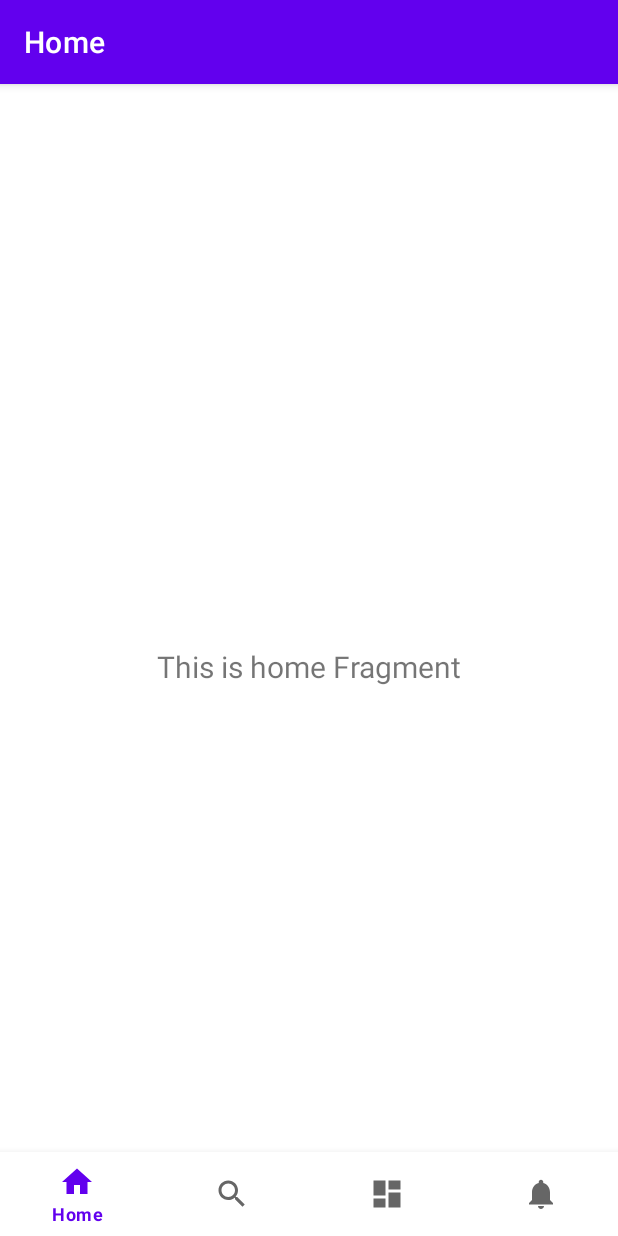
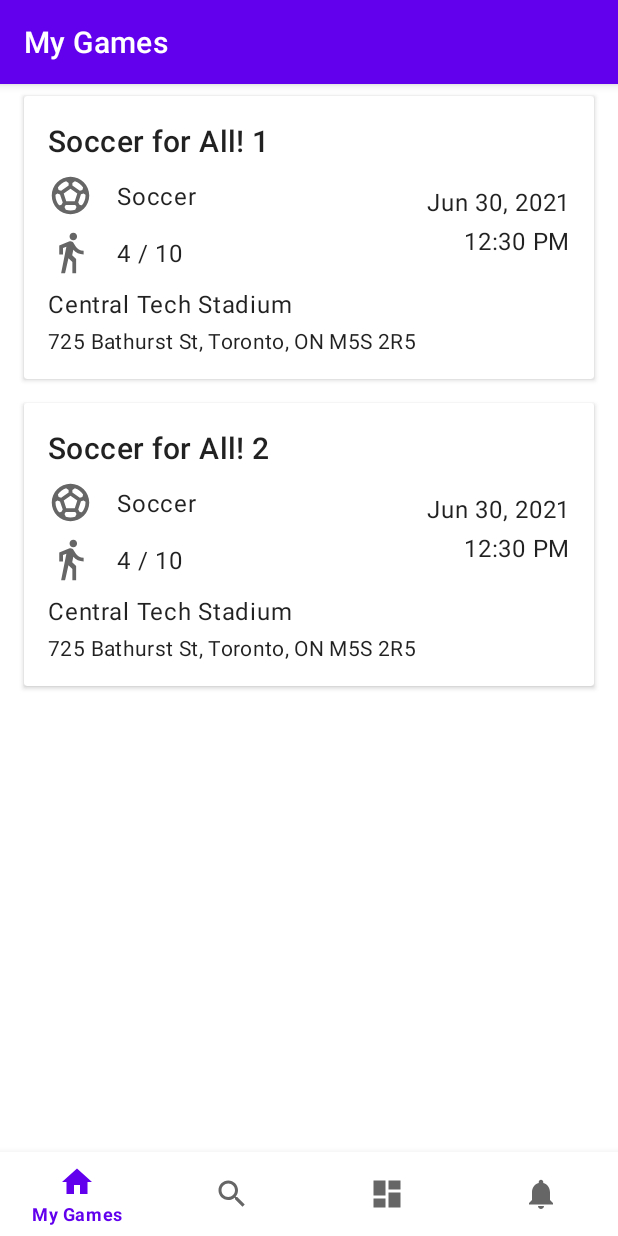
Before and after one commit to SPahooja/SocialSports, an Android app: the screen it shows after launch (MainActivity), on a phone screen of 412 x 824 dp. Run offline under Robolectric (Android 15) with nearby library versions, the phone set to English and light mode, and no system bars; our stand-ins replace Dagger/Hilt's generated code, Firebase (no records; nobody signed in at launch, a user with empty details on screens opened directly), navigation-ui; libraries missing offline, so code that uses them is left out: com.firebase.ui; 1 statement that could not run was skipped.

Commit message:
update home page to be user's my games page

```diff
--- a/app/src/main/java/com/uwcs446/socialsports/ui/find/FindViewModel.kt
+++ b/app/src/main/java/com/uwcs446/socialsports/ui/find/FindViewModel.kt
@@ -8,7 +8,7 @@ import java.time.LocalDate
 
 class FindViewModel : ViewModel() {
 
-    //TODO: update gameList to hold data for all games
+    //TODO: update matchList to hold data for all matches
     private val _matchList = MutableLiveData<List<List<String>>>().apply {
         this.value = MatchListUtils.genFakeMatchData(20)
     }
--- a/app/src/main/java/com/uwcs446/socialsports/ui/home/HomeFragment.kt
+++ b/app/src/main/java/com/uwcs446/socialsports/ui/home/HomeFragment.kt
@@ -4,10 +4,12 @@ import android.os.Bundle
 import android.view.LayoutInflater
 import android.view.View
 import android.view.ViewGroup
-import android.widget.TextView
 import androidx.fragment.app.Fragment
 import androidx.lifecycle.ViewModelProvider
+import androidx.recyclerview.widget.LinearLayoutManager
+import androidx.recyclerview.widget.RecyclerView
 import com.uwcs446.socialsports.databinding.FragmentHomeBinding
+import com.uwcs446.socialsports.ui.matchlist.MatchRecyclerViewAdapter
 
 class HomeFragment : Fragment() {
 
@@ -27,13 +29,28 @@ class HomeFragment : Fragment() {
         _binding = FragmentHomeBinding.inflate(inflater, container, false)
         val root: View = binding.root
 
-        val textView: TextView = binding.textHome
-        homeViewModel.text.observe(
+        // set up recycler view for match list
+        binding.layoutMatchList.recyclerviewMatch.setHasFixedSize(true)
+        binding.layoutMatchList.recyclerviewMatch.layoutManager = LinearLayoutManager(requireContext(), RecyclerView.VERTICAL, false)
+        val adapter = homeViewModel.userMatchList.value?.let { MatchRecyclerViewAdapter(it) }
+        binding.layoutMatchList.recyclerviewMatch.adapter = adapter
+
+        // TODO: update observer which updates recyclerview when match data changes
+        val gameListRecyclerView: RecyclerView = binding.layoutMatchList.recyclerviewMatch
+        homeViewModel.userMatchList.observe(
             viewLifecycleOwner,
             {
-                textView.text = it
+                if (gameListRecyclerView.adapter == null) {
+                    val recyclerViewAdapter = MatchRecyclerViewAdapter(it)
+                    gameListRecyclerView.layoutManager =
+                        LinearLayoutManager(requireContext(), RecyclerView.VERTICAL, false)
+                    gameListRecyclerView.adapter = recyclerViewAdapter
+                } else {
+                    gameListRecyclerView.adapter!!.notifyDataSetChanged()
+                }
             }
         )
+
         return root
     }
 
--- a/app/src/main/java/com/uwcs446/socialsports/ui/home/HomeViewModel.kt
+++ b/app/src/main/java/com/uwcs446/socialsports/ui/home/HomeViewModel.kt
@@ -3,11 +3,14 @@ package com.uwcs446.socialsports.ui.home
 import androidx.lifecycle.LiveData
 import androidx.lifecycle.MutableLiveData
 import androidx.lifecycle.ViewModel
+import com.uwcs446.socialsports.ui.matchlist.MatchListUtils
 
 class HomeViewModel : ViewModel() {
 
-    private val _text = MutableLiveData<String>().apply {
-        value = "This is home Fragment"
+    //TODO: update matchList to hold the current user's matches
+    private val _userMatchList = MutableLiveData<List<List<String>>>().apply {
+        this.value = MatchListUtils.genFakeMatchData(2)
     }
-    val text: LiveData<String> = _text
+
+    val userMatchList: LiveData<List<List<String>>> = _userMatchList
 }
--- a/app/src/main/res/layout/fragment_home.xml
+++ b/app/src/main/res/layout/fragment_home.xml
@@ -6,17 +6,11 @@
     android:layout_height="match_parent"
     tools:context=".ui.home.HomeFragment">
 
-    <TextView
-        android:id="@+id/text_home"
+    <include
+        layout="@layout/match_list"
+        android:id="@+id/layout_match_list"
         android:layout_width="match_parent"
         android:layout_height="wrap_content"
-        android:layout_marginStart="8dp"
-        android:layout_marginTop="8dp"
-        android:layout_marginEnd="8dp"
-        android:textAlignment="center"
-        android:textSize="20sp"
-        app:layout_constraintBottom_toBottomOf="parent"
-        app:layout_constraintEnd_toEndOf="parent"
-        app:layout_constraintStart_toStartOf="parent"
-        app:layout_constraintTop_toTopOf="parent" />
+        app:layout_constraintTop_toTopOf="parent"
+        app:layout_constraintStart_toStartOf="parent"/>
 </androidx.constraintlayout.widget.ConstraintLayout>
--- a/app/src/main/res/layout/list_filter_toolbar.xml
+++ b/app/src/main/res/layout/list_filter_toolbar.xml
@@ -19,7 +19,7 @@
         <AutoCompleteTextView
             android:id="@+id/match_type_dropdown"
             android:layout_width="match_parent"
-            android:layout_height="wrap_content"
+            android:layout_height="match_parent"
             android:inputType="none"
             android:padding="0dp"
             />
@@ -39,13 +39,13 @@
             android:id="@+id/edittext_filter_date"
             android:layout_width="match_parent"
             android:layout_height="match_parent"
-            android:ems="10"
+            android:textAppearance="@style/TextAppearance.MaterialComponents.Subtitle1"
             android:gravity="center"
             android:clickable="false"
             android:cursorVisible="false"
             android:focusable="false"
             android:focusableInTouchMode="false"
-            android:inputType="time"
+            android:inputType="date"
             android:padding="0dp"
             android:hint="@string/date_filter_hint"
             />
@@ -65,7 +65,7 @@
             android:id="@+id/edittext_filter_time"
             android:layout_width="match_parent"
             android:layout_height="match_parent"
-            android:ems="10"
+            android:textAppearance="@style/TextAppearance.MaterialComponents.Subtitle1"
             android:gravity="center"
             android:clickable="false"
             android:cursorVisible="false"
--- a/app/src/main/res/layout/match_item_card.xml
+++ b/app/src/main/res/layout/match_item_card.xml
@@ -5,15 +5,16 @@
     xmlns:tools="http://schemas.android.com/tools"
     android:layout_width="match_parent"
     android:layout_height="wrap_content"
-    android:layout_marginLeft="@dimen/activity_horizontal_margin"
-    android:layout_marginRight="@dimen/activity_horizontal_margin"
-    android:layout_marginTop="@dimen/activity_vertical_margin">
+    android:layout_marginLeft="@dimen/card_item_horizontal_margin"
+    android:layout_marginRight="@dimen/card_item_horizontal_margin"
+    android:layout_marginBottom="@dimen/card_item_bottom_margin"
+    android:layout_marginTop="@dimen/card_item_top_margin">
 
     <androidx.constraintlayout.widget.ConstraintLayout
         android:layout_width="match_parent"
         android:layout_height="match_parent"
         android:paddingHorizontal="@dimen/card_item_horizontal_padding"
-        android:paddingVertical="@dimen/card_item_vertical_margin">
+        android:paddingVertical="@dimen/card_item_vertical_padding">
 
         <TextView
             android:id="@+id/text_match_title"
--- a/app/src/main/res/menu/bottom_nav_menu.xml
+++ b/app/src/main/res/menu/bottom_nav_menu.xml
@@ -9,7 +9,7 @@
     <item
         android:id="@+id/navigation_find"
         android:icon="@drawable/ic_baseline_search_24"
-        android:title="@string/title_find"/>
+        android:title="@string/bottom_label_find"/>
 
     <item
         android:id="@+id/navigation_dashboard"
--- a/app/src/main/res/navigation/mobile_navigation.xml
+++ b/app/src/main/res/navigation/mobile_navigation.xml
@@ -14,7 +14,7 @@
     <fragment
         android:id="@+id/navigation_find"
         android:name="com.uwcs446.socialsports.ui.find.FindFragment"
-        android:label="@string/title_find"
+        android:label="@string/top_label_find"
         tools:layout="@layout/fragment_find"/>
 
     <fragment
--- a/app/src/main/res/values/dimens.xml
+++ b/app/src/main/res/values/dimens.xml
@@ -7,7 +7,8 @@
     <dimen name="list_icon">30dp</dimen>
 
     <!-- Card margins-->
-    <dimen name="card_item_vertical_margin">16dp</dimen>
+    <dimen name="card_item_top_margin">8dp</dimen>
+    <dimen name="card_item_bottom_margin">8dp</dimen>
     <dimen name="card_item_horizontal_margin">16dp</dimen>
     <dimen name="card_item_horizontal_padding">16dp</dimen>
     <dimen name="card_item_vertical_padding">16dp</dimen>
--- a/app/src/main/res/values/strings.xml
+++ b/app/src/main/res/values/strings.xml
@@ -1,11 +1,12 @@
 <resources>
     <string name="app_name">SocialSports</string>
-    <string name="title_home">Home</string>
+    <string name="title_home">My Games</string>
     <string name="title_dashboard">Dashboard</string>
     <string name="title_profile">Profile</string>
     <string name="logout">Logout</string>
     <string name="login">login</string>
-    <string name="title_find">Find</string>
+    <string name="top_label_find">Find a Game</string>
+    <string name="bottom_label_find">Find</string>
 
     <!--  game types  -->
     <string name="type_soccer">Soccer</string>
```
